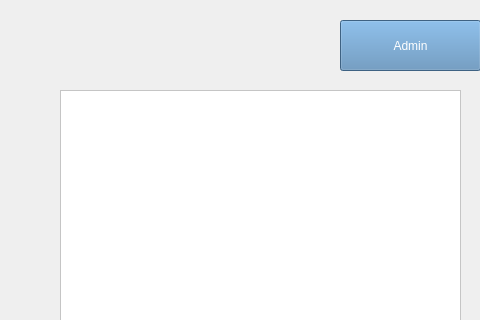
keithbarker/3503_group_project, file mainwindow.ui: the form before one commit; both pictures show x 720 to 1200 and y 0 to 320 of the 1200 by 770 pixel window.
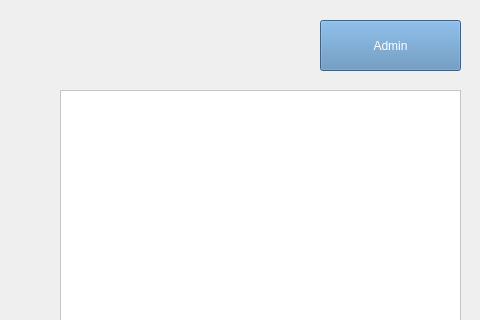
The form after the commit.

Commit message: fix admin button placement

```diff
--- a/mainwindow.ui
+++ b/mainwindow.ui
@@ -70,7 +70,7 @@
      <widget class="QPushButton" name="admin_button">
       <property name="geometry">
        <rect>
-        <x>1060</x>
+        <x>1040</x>
         <y>20</y>
         <width>141</width>
         <height>51</height>
```
